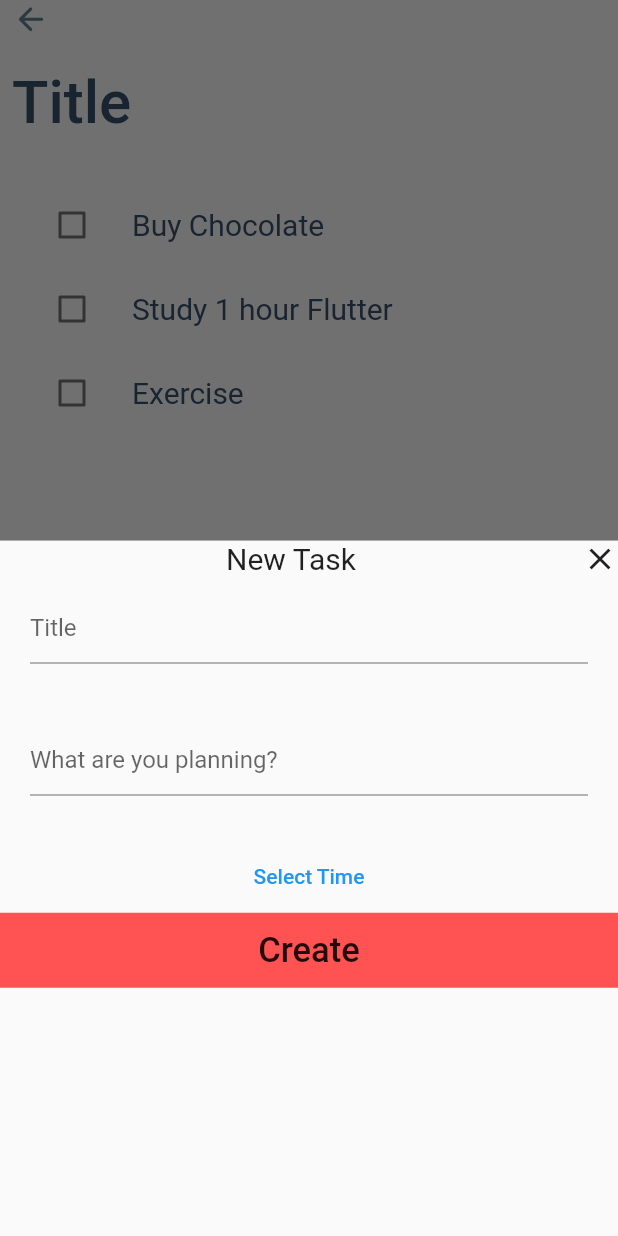
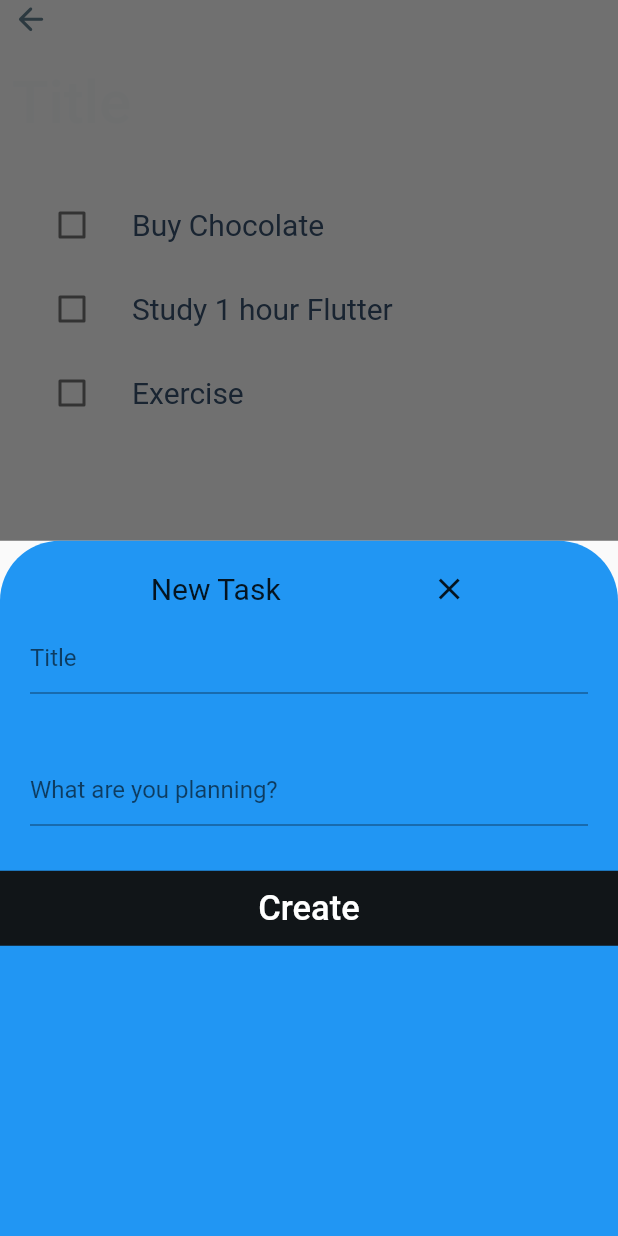
Before and after one commit to archit27-uo/To-Do-App, a Flutter app: the screen it shows after launch, after a tap on the "add" icon, on a phone screen of 412 x 824 dp. Run offline on Flutter 3.47's test engine with Material 2 defaults, Android fonts, the phone set to English and light mode, and no system bars; missing offline and left inert: day_night_time_picker.

```diff
--- a/lib/main.dart
+++ b/lib/main.dart
@@ -1,6 +1,7 @@
 import 'package:flutter/material.dart';
 import 'screens/task_screen.dart';
 import 'screens/newTask_screen.dart';
+import 'package:provider/provider.dart';
 
 void main() {
   runApp(MyApp());
@@ -10,12 +11,17 @@ class MyApp extends StatelessWidget {
 
   @override
   Widget build(BuildContext context) {
-    return MaterialApp(
-      initialRoute: '/',
-      routes: {
-        '/': (context) => TaskScreen(),
-        // '/second': (context) => newTask(),
-      },
+    return ChangeNotifierProvider<Data>(
+      create: (_) =>Data(),
+
+      child: MaterialApp(
+        initialRoute: '/',
+        routes: {
+
+          '/': (context) => TaskScreen(),
+          // '/second': (context) => newTask(),
+        },
+      ),
     );
   }
 }
--- a/lib/models/task.dart
+++ b/lib/models/task.dart
@@ -1,3 +1,5 @@
+import 'package:flutter/material.dart';
+import 'package:provider/provider.dart';
 class Task{
   late final String taskTitle;
   late bool isDone;
@@ -7,6 +9,7 @@ class Task{
   void toggleCheckbox(){
     if(isDone==true){
       isDone=false;
+
     }else{
       isDone=true;
 
--- a/lib/screens/newTask_screen.dart
+++ b/lib/screens/newTask_screen.dart
@@ -1,70 +1,85 @@
 import 'package:flutter/material.dart';
+import 'package:provider/provider.dart';
 import 'package:day_night_time_picker/day_night_time_picker.dart';
 import 'package:to_do/models/task.dart';
 import 'package:to_do/widgets/task_list.dart';
 import 'task_screen.dart';
 
+
+// Time _time = Time(hour: 24, minute: 0, second: 0);
+// void onTimeChanged(Time newTime) {
+//   setState(() {
+//     _time = newTime;
+//     print(_time);
+//   });
+// }
+
 class newTask extends StatefulWidget {
-  late final Function update;
-  newTask({required this.update});
   @override
   State<newTask> createState() => _newTaskState();
 }
 
 class _newTaskState extends State<newTask> {
+  // late final Function update;
+  late String todoAdded;
 
-  late String todoAdded;
-  Time _time = Time(hour: 24, minute: 0, second: 0);
-  void onTimeChanged(Time newTime) {
-    setState(() {
-      _time = newTime;
-      print(_time);
-    });
+  late bool listened;
+
+  void updateTodoAdded(String s){
+    todoAdded = s;
   }
+
+  String getTodoAdded(){
+    return todoAdded;
+  }
+
+  // Time _time = Time(hour: 24, minute: 0, second: 0);
   @override
   Widget build(BuildContext context) {
-    return SafeArea(
-      child: Scaffold(
-        body: SingleChildScrollView(
+    // void callProvider(){
+    //   Provider.of<Data>(context).addData(todoAdded);
+    // }
+    return Container(
+      decoration: BoxDecoration(
+        color: Colors.blue,
+          borderRadius: BorderRadius.only(
+              topLeft:Radius.circular(40),
+              topRight: Radius.circular(40)
+          )
+      ),
       child: Column(
-      crossAxisAlignment: CrossAxisAlignment.stretch,
+        crossAxisAlignment: CrossAxisAlignment.center,
+        children: [
+          SizedBox(height: 20,),
+          Row(
+            mainAxisAlignment: MainAxisAlignment.spaceEvenly,
 
             children: [
-              Row(
-                mainAxisAlignment: MainAxisAlignment.spaceBetween,
 
-                children: [
-                  SizedBox(),
               Text(
+
                 'New Task',
                 style: TextStyle(
                   fontSize: 20,
                 ),
               ),
-
-                  Container(
-                    child: Icon(
+              Icon(
                 Icons.close,
-                    ),
               )
             ],
           ),
-              Container(
-                child: Padding(
+          Padding(
             padding: const EdgeInsets.symmetric(horizontal: 20, vertical: 10),
             child: TextField(
               decoration: InputDecoration(
                 hintText: 'Title',
               ),
               onSubmitted: (value){
-                      todoAdded = value;
-
+                updateTodoAdded(value);
               },
             ),
           ),
-              ),
-              Container(
-                child: Padding(
+          Padding(
             padding: const EdgeInsets.symmetric(horizontal: 20, vertical: 30),
             child: TextField(
               decoration: InputDecoration(
@@ -73,49 +88,54 @@ class _newTaskState extends State<newTask> {
 
             ),
           ),
-              ),
-              TextButton(
-                  onPressed: (){
-                    Navigator.of(context).push(
-                      showPicker(
-                        context: context,
-                        value: _time,
-                        iosStylePicker: true,
-                        sunrise: TimeOfDay(hour: 6, minute: 0), // optional
-                        sunset: TimeOfDay(hour: 18, minute: 0), // optional
-                        duskSpanInMinutes: 120, // optional
-                        onChange: onTimeChanged,
-                      ),
-                    );
-                  },
-                  child: Text('Select Time')
-              ),
-              Container(
-                margin: EdgeInsetsDirectional.only(end: 0),
-                child: GestureDetector(
+          // TextButton(
+          //     onPressed: (){
+          //       Navigator.of(context).push(
+          //         showPicker(
+          //           context: context,
+          //           value: _time,
+          //           iosStylePicker: true,
+          //           sunrise: TimeOfDay(hour: 6, minute: 0), // optional
+          //           sunset: TimeOfDay(hour: 18, minute: 0), // optional
+          //           duskSpanInMinutes: 120, // optional
+          //           onChange: onTimeChanged,
+          //         ),
+          //       );
+          //     },
+          //     child: Text('Select Time')
+          // ),
+          GestureDetector(
             onTap: (){
-                    widget.update(todoAdded);
-                    Navigator.pop(context);
+              Provider.of<Data>(context,listen: false).addData(getTodoAdded());
             },
             child: Container(
-
               height: 50,
-                    color: Colors.redAccent,
+              color: Color(0xFF111518),
               child: Center(
                 child: Text(
                   'Create',
                   style: TextStyle(
                     fontSize: 23,
-                          fontWeight: FontWeight.w500
+                    fontWeight: FontWeight.w500,
+                    color: Colors.white,
                   ),
                 ),
               ),
             ),
           ),
-              )
+          // Container(
+          //   margin: EdgeInsetsDirectional.only(end: 0),
+          //   child: GestureDetector(
+          //     onTap: (){
+          //
+          //       Provider.of<Data>(context, listen: false).addData(todoAdded);
+          //       Navigator.pop(context);
+          //     },
+          //
+
+          //   ),
+          // )
         ],
-          ),
-        ),
       ),
     );
   }
--- a/lib/screens/task_screen.dart
+++ b/lib/screens/task_screen.dart
@@ -3,19 +3,24 @@ import 'package:to_do/screens/newTask_screen.dart';
 import 'package:to_do/widgets/taskTile.dart';
 import 'package:to_do/widgets/task_list.dart';
 import 'package:to_do/models/task.dart';
+import 'package:provider/provider.dart';
 
 class TaskScreen extends StatefulWidget {
-  static List<Task> tasks = [
+  @override
+  State<TaskScreen> createState() => _TaskScreenState();
+}
+
+class Data extends ChangeNotifier {
+   List<Task> tasks = [
     Task(taskTitle: 'Buy Chocolate'),
     Task(taskTitle: 'Study 1 hour Flutter'),
     Task(taskTitle: 'Exercise'),
   ];
-
-
-  @override
-  State<TaskScreen> createState() => _TaskScreenState();
+  void addData(String newVal){
+    tasks.add(Task(taskTitle: newVal));
+    notifyListeners();
+  }
 }
-
 class _TaskScreenState extends State<TaskScreen> {
 
 
@@ -43,13 +48,13 @@ class _TaskScreenState extends State<TaskScreen> {
               Text(
                 'Title',
                 style: TextStyle(
-                  color: Color(0xFF364F6B),
+                  color: Color(0xC3EEF2F3),
                   fontSize: 40,
                   fontWeight: FontWeight.w500,
                 ),
               ),
               SizedBox(height: 30,),
-              TasksList(TaskScreen.tasks),
+              TasksList(),
 
               Container(
                 alignment: AlignmentDirectional.bottomEnd,
@@ -57,15 +62,22 @@ class _TaskScreenState extends State<TaskScreen> {
                   padding: const EdgeInsets.all(25.0),
                   child: FloatingActionButton(
                       onPressed: (){
-                          showModalBottomSheet(context: context, builder: (context)=> newTask(update:(val){
-              setState(() {
-              TaskScreen.tasks.add(Task(taskTitle: val));
-    });
-    })
+
+                          showModalBottomSheet(
+
+
+                              context: context,
+                              builder: (context)=> newTask()// newTask(update:(val){
+    //           setState(() {
+    //           TaskScreen.tasks.add(Task(taskTitle: val));
+    // });
+    // }),
+
+
                           );
                       },
 
-                    backgroundColor: Color(0xFFFC5185),
+                    backgroundColor: Color(0xFF111518),
                     child: Icon(
                         Icons.add,
                     ),
--- a/lib/widgets/taskTile.dart
+++ b/lib/widgets/taskTile.dart
@@ -2,7 +2,7 @@ import 'package:flutter/material.dart';
 
 class TaskTile extends StatelessWidget {
 
-  late bool isChecked = false;
+  final bool isChecked;
   late final String listTitle;
   late final Function(bool?) checkboxFunction;
 
--- a/lib/widgets/task_list.dart
+++ b/lib/widgets/task_list.dart
@@ -1,46 +1,49 @@
 import 'package:flutter/material.dart';
-import 'package:to_do/models/task.dart';
+// import 'package:to_do/models/task.dart';
 import 'package:to_do/widgets/taskTile.dart';
 import 'package:to_do/screens/task_screen.dart';
+import 'package:provider/provider.dart';
 
-class TasksList extends StatefulWidget {
+
+class TasksList extends StatelessWidget {
   // late List _tasks;
   // List get tasks => _tasks;
   // set tasks(List tasksValue){
   //   _tasks =
   //   tasksValue;
   // }
-  List tasks;
-  TasksList(this.tasks);
-  final _TasksListState taskListState = _TasksListState();
-
-  @override
-  State<TasksList> createState() => _TasksListState();
-}
-
-class _TasksListState extends State<TasksList> {
-
-
-
-
-
+  // final List tasks;
+  // TasksList(this.tasks);
+//   final _TasksListState taskListState = _TasksListState();
+//
+//   @override
+//   State<TasksList> createState() => _TasksListState();
+// }
+//
+// class _TasksListState extends State<TasksList> {
 
 
   @override
   Widget build(BuildContext context) {
-    return Expanded(
-      child: ListView.builder(itemBuilder: (context, index){
-        return TaskTile(
-          widget.tasks[index].taskTitle,
-          widget.tasks[index].isDone!,
-                (bool? val){
-        setState(() {
-          widget.tasks[index].toggleCheckbox();
-        });
-        }
+    return Consumer<Data>(
+
+      builder: (context, taskData, child){
+        return Expanded(
+            child: ListView.builder(itemBuilder: (context, index){
+              return TaskTile(
+                  taskData.tasks[index].taskTitle,
+                  taskData.tasks[index].isDone,
+                      (bool? val){
+
+                        taskData.tasks[index].toggleCheckbox();
+
+                  }
+              );
+
+            }, itemCount: taskData.tasks.length,)
         );
+      }
 
-      }, itemCount: widget.tasks.length,)
     );
   }
 }
--- a/pubspec.yaml
+++ b/pubspec.yaml
@@ -36,6 +36,7 @@ dependencies:
   # Use with the CupertinoIcons class for iOS style icons.
   cupertino_icons: ^1.0.2
   day_night_time_picker: ^1.3.0+1
+  provider: ^6.0.5
 
 dev_dependencies:
   flutter_test:
```
Also changed, not shown: pubspec.lock. Lines whose indentation alone changed are shown as unchanged.
